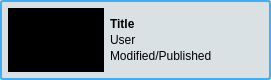
Old version of the form resources/file_tile.ui in the repository shotgunsoftware/tk-multi-workfiles2.
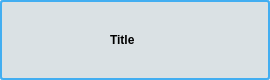
New version of the form. Icons and pictures are not drawn.

What changed in the file:
```diff
--- a/resources/file_tile.ui
+++ b/resources/file_tile.ui
@@ -6,7 +6,7 @@
    <rect>
     <x>0</x>
     <y>0</y>
-    <width>271</width>
+    <width>270</width>
     <height>80</height>
    </rect>
   </property>
@@ -59,15 +59,24 @@
          </size>
         </property>
         <property name="styleSheet">
-         <string notr="true">#thumbnail {background-color: rgb(0, 0, 0);}</string>
+         <string notr="true"/>
         </property>
         <property name="text">
          <string/>
         </property>
+        <property name="textFormat">
+         <enum>Qt::AutoText</enum>
+        </property>
+        <property name="pixmap">
+         <pixmap resource="resources.qrc">:/tk-multi-workfiles/thumb_empty.png</pixmap>
+        </property>
+        <property name="alignment">
+         <set>Qt::AlignCenter</set>
+        </property>
        </widget>
       </item>
       <item>
-       <layout class="QVBoxLayout" name="verticalLayout" stretch="1,0,0,0,1">
+       <layout class="QVBoxLayout" name="verticalLayout" stretch="1,0,1">
         <property name="spacing">
          <number>2</number>
         </property>
@@ -91,20 +100,6 @@
           </property>
          </widget>
         </item>
-        <item>
-         <widget class="QLabel" name="label_2">
-          <property name="text">
-           <string>User</string>
-          </property>
-         </widget>
-        </item>
-        <item>
-         <widget class="QLabel" name="label_3">
-          <property name="text">
-           <string>Modified/Published</string>
-          </property>
-         </widget>
-        </item>
         <item>
          <spacer name="verticalSpacer">
           <property name="orientation">
```
Left out of the diff: 4 changed lines with no effect on the pictures.
